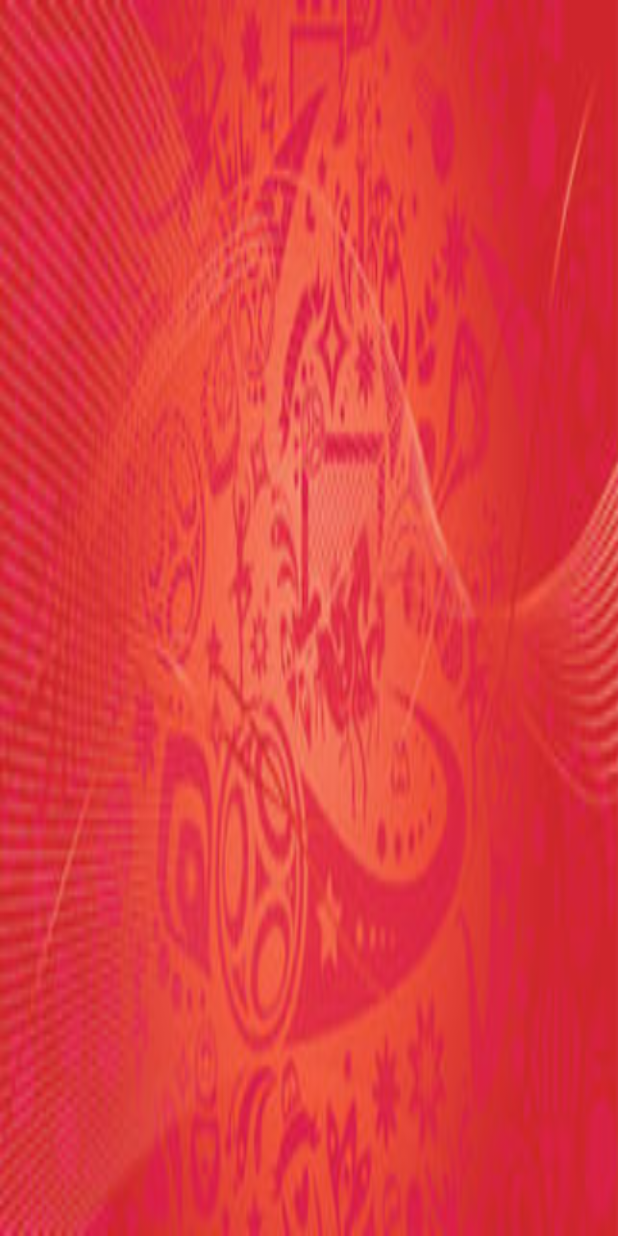
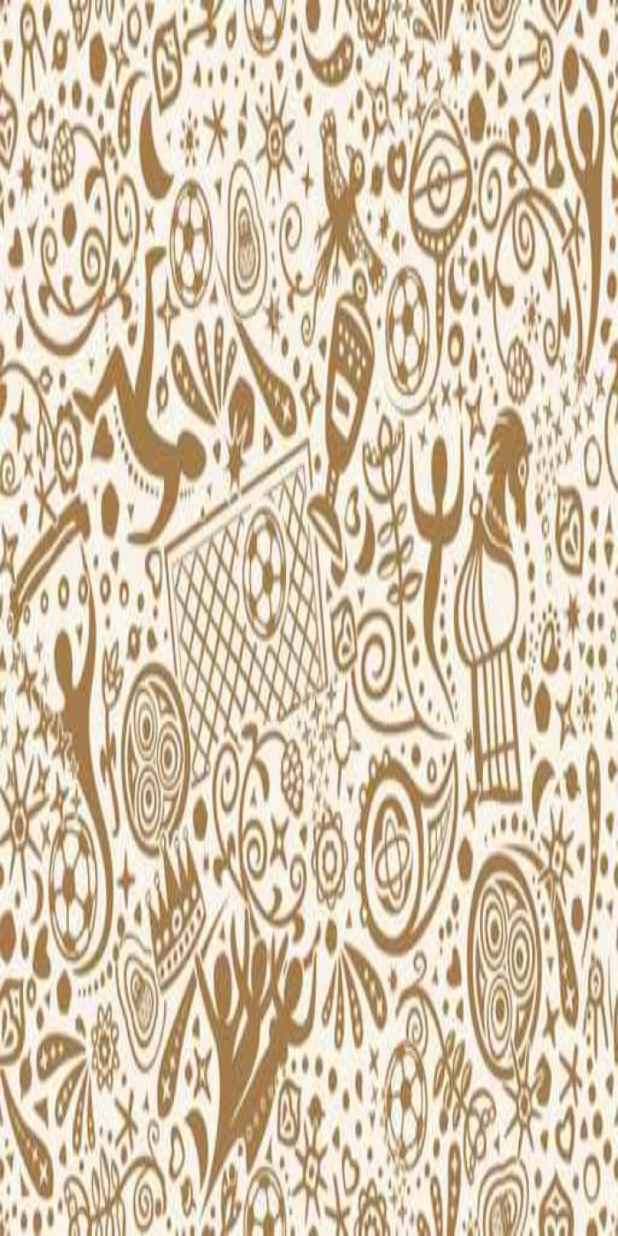
Before and after one commit to alfernando/MundialPrueba2018, an Android app: the SplashActivity screen opened directly, with no data from a screen before it, on a phone screen of 412 x 824 dp. Run offline under Robolectric (Android 15) with nearby library versions, the phone set to English and light mode, and no system bars.

Commit message:
imagen de mural

```diff
--- a/app/src/main/res/layout/activity_splash.xml
+++ b/app/src/main/res/layout/activity_splash.xml
@@ -4,7 +4,7 @@
     xmlns:tools="http://schemas.android.com/tools"
     android:layout_width="match_parent"
     android:layout_height="match_parent"
-    android:background="@drawable/fondo_rojo"
+    android:background="@drawable/mural_rusia"
     android:theme="@android:style/Theme.Holo.NoActionBar.Fullscreen"
     tools:context=".Splash.SplashActivity">
 
```
Also changed, not shown: app/src/main/res/drawable/mural_rusia.jpg (added).
